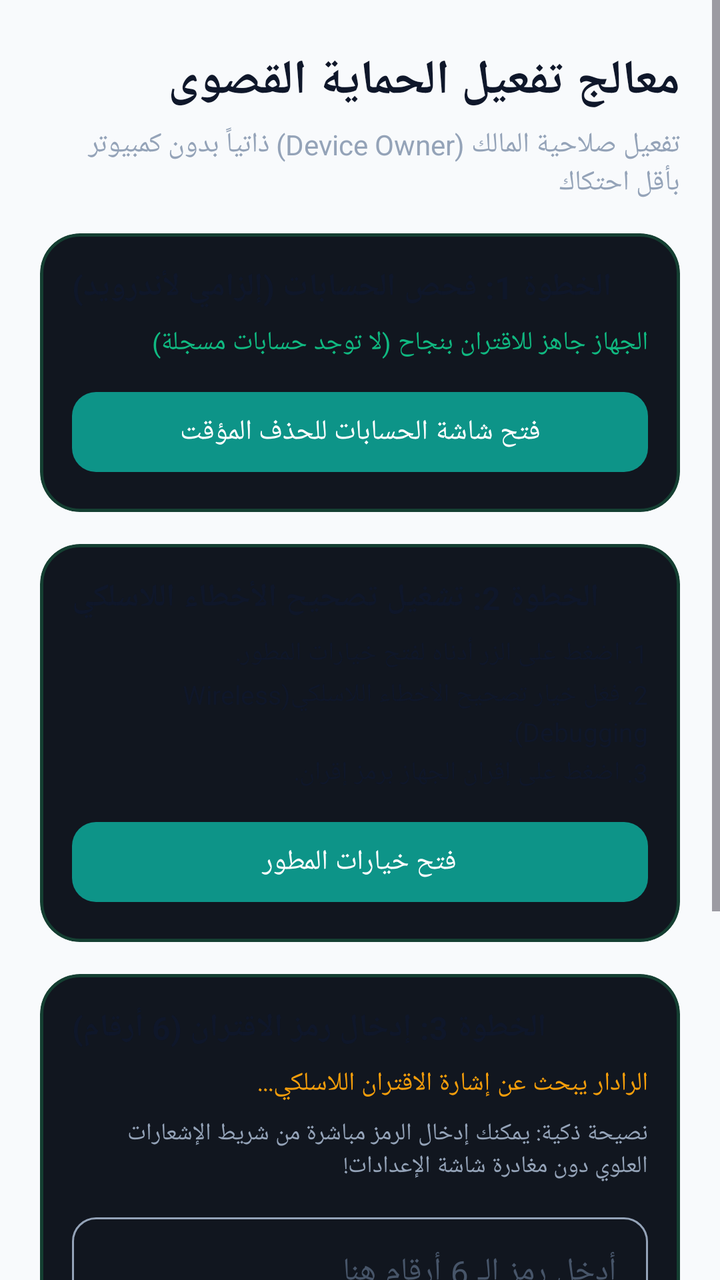
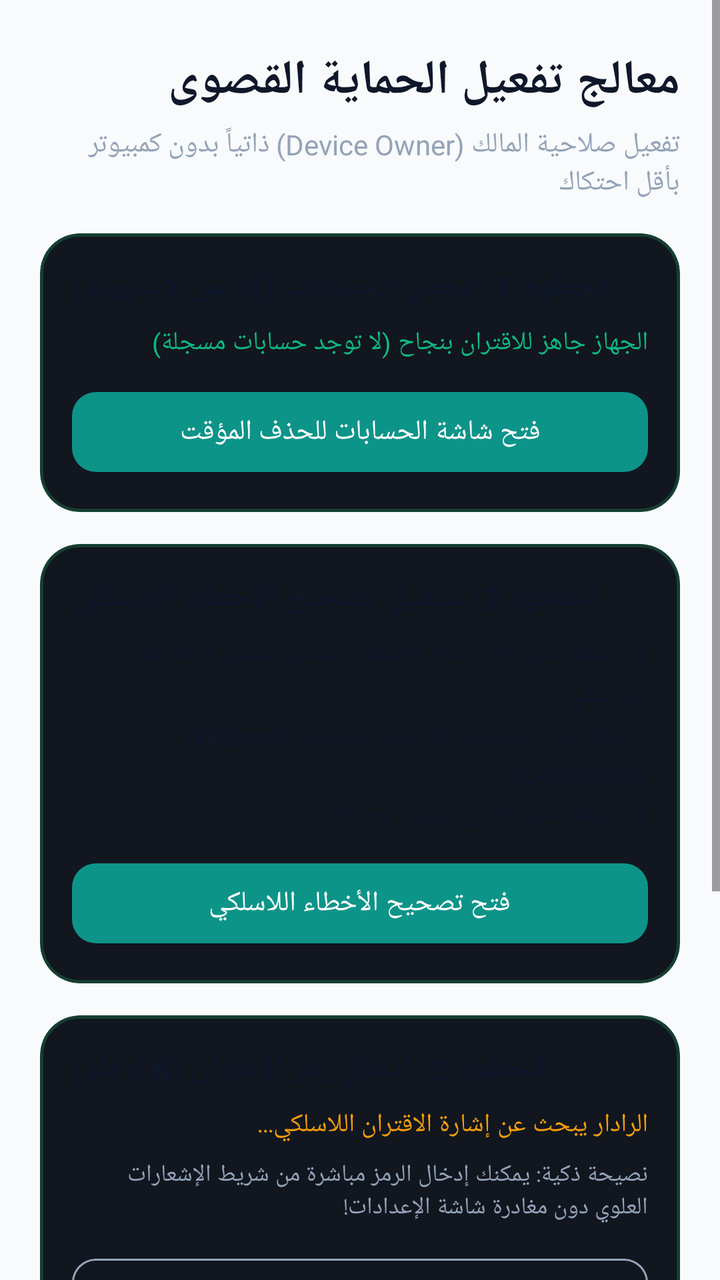

An Android layout rendered at two revisions. The XML below is the earlier revision; the diff shows what the commit changed to produce the second picture.
<!-- AndroidManifest.xml: application theme Theme.Antiporn -->
<!-- res/layout/activity_provisioning_wizard.xml -->
<?xml version="1.0" encoding="utf-8"?>
<ScrollView xmlns:android="http://schemas.android.com/apk/res/android"
    xmlns:app="http://schemas.android.com/apk/res-auto"
    xmlns:tools="http://schemas.android.com/tools"
    android:id="@+id/scrollWizard"
    android:layout_width="match_parent"
    android:layout_height="match_parent"
    android:clipToPadding="false"
    android:fillViewport="true">

    <LinearLayout
        android:layout_width="match_parent"
        android:layout_height="wrap_content"
        android:orientation="vertical"
        android:paddingHorizontal="20dp"
        android:paddingTop="24dp"
        android:paddingBottom="32dp">

        
        <TextView
            android:id="@+id/tvWizardTitle"
            android:layout_width="match_parent"
            android:layout_height="wrap_content"
            android:text="@string/provisioning_wizard_title"
            android:textColor="?attr/colorOnSurface"
            android:textSize="24sp"
            android:textStyle="bold" />

        <TextView
            android:id="@+id/tvWizardSubtitle"
            android:layout_width="match_parent"
            android:layout_height="wrap_content"
            android:layout_marginTop="6dp"
            android:text="@string/provisioning_wizard_subtitle"
            android:textColor="?attr/colorOutline"
            android:textSize="14sp" />

        
        <com.google.android.material.card.MaterialCardView
            android:id="@+id/cardShizuku"
            android:layout_width="match_parent"
            android:layout_height="wrap_content"
            android:layout_marginTop="16dp"
            android:visibility="gone"
            app:cardCornerRadius="20dp"
            app:cardElevation="0dp"
            app:strokeWidth="1.5dp"
            app:strokeColor="@color/status_green"
            app:cardBackgroundColor="@color/status_green_bg">

            <LinearLayout
                android:layout_width="match_parent"
                android:layout_height="wrap_content"
                android:orientation="vertical"
                android:padding="16dp">

                <TextView
                    android:layout_width="wrap_content"
                    android:layout_height="wrap_content"
                    android:text="@string/provisioning_shizuku_title"
                    android:textColor="@color/status_green"
                    android:textSize="16sp"
                    android:textStyle="bold" />

                <TextView
                    android:layout_width="match_parent"
                    android:layout_height="wrap_content"
                    android:layout_marginTop="6dp"
                    android:text="@string/provisioning_shizuku_desc"
                    android:textColor="?attr/colorOnSurface"
                    android:textSize="13sp" />

                <com.google.android.material.button.MaterialButton
                    android:id="@+id/btnShizukuActivate"
                    android:layout_width="match_parent"
                    android:layout_height="wrap_content"
                    android:layout_marginTop="12dp"
                    android:text="@string/provisioning_btn_shizuku_activate"
                    android:textColor="@android:color/white"
                    app:backgroundTint="@color/status_green"
                    app:cornerRadius="12dp" />
            </LinearLayout>
        </com.google.android.material.card.MaterialCardView>

        
        <com.google.android.material.card.MaterialCardView
            android:id="@+id/cardStep1"
            android:layout_width="match_parent"
            android:layout_height="wrap_content"
            android:layout_marginTop="16dp"
            app:cardCornerRadius="20dp"
            app:cardElevation="0dp"
            app:strokeWidth="1.5dp"
            app:strokeColor="@color/shield_hero_stroke"
            app:cardBackgroundColor="@color/shield_hero_bg">

            <LinearLayout
                android:layout_width="match_parent"
                android:layout_height="wrap_content"
                android:orientation="vertical"
                android:padding="16dp">

                <TextView
                    android:id="@+id/tvStep1Title"
                    android:layout_width="wrap_content"
                    android:layout_height="wrap_content"
                    android:text="@string/provisioning_step1_title"
                    android:textColor="?attr/colorOnSurface"
                    android:textSize="16sp"
                    android:textStyle="bold" />

                <TextView
                    android:id="@+id/tvStep1Status"
                    android:layout_width="match_parent"
                    android:layout_height="wrap_content"
                    android:layout_marginTop="8dp"
                    android:text="@string/provisioning_step1_ready"
                    android:textColor="@color/status_green"
                    android:textSize="13sp" />

                <TextView
                    android:id="@+id/tvAccountsList"
                    android:layout_width="match_parent"
                    android:layout_height="wrap_content"
                    android:layout_marginTop="4dp"
                    android:textColor="?attr/colorOutline"
                    android:textSize="12sp"
                    android:visibility="gone" />

                <com.google.android.material.button.MaterialButton
                    android:id="@+id/btnOpenAccounts"
                    android:layout_width="match_parent"
                    android:layout_height="wrap_content"
                    android:layout_marginTop="12dp"
                    android:text="@string/provisioning_btn_open_accounts"
                    app:cornerRadius="12dp" />
            </LinearLayout>
        </com.google.android.material.card.MaterialCardView>

        
        <com.google.android.material.card.MaterialCardView
            android:id="@+id/cardStep2"
            android:layout_width="match_parent"
            android:layout_height="wrap_content"
            android:layout_marginTop="16dp"
            app:cardCornerRadius="20dp"
            app:cardElevation="0dp"
            app:strokeWidth="1.5dp"
            app:strokeColor="@color/shield_hero_stroke"
            app:cardBackgroundColor="@color/shield_hero_bg">

            <LinearLayout
                android:layout_width="match_parent"
                android:layout_height="wrap_content"
                android:orientation="vertical"
                android:padding="16dp">

                <TextView
                    android:layout_width="wrap_content"
                    android:layout_height="wrap_content"
                    android:text="@string/provisioning_step2_title"
                    android:textColor="?attr/colorOnSurface"
                    android:textSize="16sp"
                    android:textStyle="bold" />

                <TextView
                    android:layout_width="match_parent"
                    android:layout_height="wrap_content"
                    android:layout_marginTop="8dp"
                    android:lineSpacingExtra="3dp"
                    android:text="@string/provisioning_step2_desc"
                    android:textColor="?attr/colorOnSurface"
                    android:textSize="13sp" />

                <com.google.android.material.button.MaterialButton
                    android:id="@+id/btnOpenDevOptions"
                    android:layout_width="match_parent"
                    android:layout_height="wrap_content"
                    android:layout_marginTop="12dp"
                    android:text="@string/provisioning_btn_open_dev_options"
                    app:cornerRadius="12dp" />
            </LinearLayout>
        </com.google.android.material.card.MaterialCardView>

        
        <com.google.android.material.card.MaterialCardView
            android:id="@+id/cardStep3"
            android:layout_width="match_parent"
            android:layout_height="wrap_content"
            android:layout_marginTop="16dp"
            app:cardCornerRadius="20dp"
            app:cardElevation="0dp"
            app:strokeWidth="1.5dp"
            app:strokeColor="@color/shield_hero_stroke"
            app:cardBackgroundColor="@color/shield_hero_bg">

            <LinearLayout
                android:layout_width="match_parent"
                android:layout_height="wrap_content"
                android:orientation="vertical"
                android:padding="16dp">

                <TextView
                    android:layout_width="wrap_content"
                    android:layout_height="wrap_content"
                    android:text="@string/provisioning_step3_title"
                    android:textColor="?attr/colorOnSurface"
                    android:textSize="16sp"
                    android:textStyle="bold" />

                <TextView
                    android:id="@+id/tvRadarStatus"
                    android:layout_width="match_parent"
                    android:layout_height="wrap_content"
                    android:layout_marginTop="8dp"
                    android:text="@string/provisioning_radar_waiting"
                    android:textColor="@color/status_orange"
                    android:textSize="13sp" />

                <TextView
                    android:layout_width="match_parent"
                    android:layout_height="wrap_content"
                    android:layout_marginTop="8dp"
                    android:text="@string/provisioning_notification_hint"
                    android:textColor="?attr/colorOutline"
                    android:textSize="12sp" />

                
                <com.google.android.material.textfield.TextInputLayout
                    android:id="@+id/tilPairingCode"
                    android:layout_width="match_parent"
                    android:layout_height="wrap_content"
                    android:layout_marginTop="12dp"
                    app:boxCornerRadiusBottomEnd="12dp"
                    app:boxCornerRadiusBottomStart="12dp"
                    app:boxCornerRadiusTopEnd="12dp"
                    app:boxCornerRadiusTopStart="12dp">

                    <com.google.android.material.textfield.TextInputEditText
                        android:id="@+id/etPairingCode"
                        android:layout_width="match_parent"
                        android:layout_height="wrap_content"
                        android:hint="@string/provisioning_input_hint"
                        android:inputType="number"
                        android:maxLength="6"
                        android:textSize="16sp" />
                </com.google.android.material.textfield.TextInputLayout>

                <com.google.android.material.button.MaterialButton
                    android:id="@+id/btnPairAndActivate"
                    android:layout_width="match_parent"
                    android:layout_height="wrap_content"
                    android:layout_marginTop="12dp"
                    android:enabled="false"
                    android:text="@string/provisioning_btn_pair_and_activate"
                    app:cornerRadius="12dp" />
            </LinearLayout>
        </com.google.android.material.card.MaterialCardView>

        
        <com.google.android.material.card.MaterialCardView
            android:id="@+id/cardOtg"
            android:layout_width="match_parent"
            android:layout_height="wrap_content"
            android:layout_marginTop="16dp"
            app:cardCornerRadius="20dp"
            app:cardElevation="0dp"
            app:strokeWidth="1dp"
            app:strokeColor="?attr/colorOutline"
            app:cardBackgroundColor="@android:color/transparent">

            <LinearLayout
                android:layout_width="match_parent"
                android:layout_height="wrap_content"
                android:orientation="vertical"
                android:padding="16dp">

                <TextView
                    android:layout_width="wrap_content"
                    android:layout_height="wrap_content"
                    android:text="@string/provisioning_otg_title"
                    android:textColor="?attr/colorOnSurface"
                    android:textSize="14sp"
                    android:textStyle="bold" />

                <TextView
                    android:layout_width="match_parent"
                    android:layout_height="wrap_content"
                    android:layout_marginTop="6dp"
                    android:lineSpacingExtra="2dp"
                    android:text="@string/provisioning_otg_desc"
                    android:textColor="?attr/colorOutline"
                    android:textSize="12sp" />
            </LinearLayout>
        </com.google.android.material.card.MaterialCardView>

    </LinearLayout>
</ScrollView>
<!-- resources referenced by this layout -->
<resources>
  <color name="shield_hero_bg">#FF11161F</color>
  <color name="shield_hero_stroke">#3326E07F</color>
  <color name="status_green">#FF10B981</color>
  <color name="status_green_bg">#FFE8FBF3</color>
  <color name="status_orange">#FFF59E0B</color>
  <string name="provisioning_btn_open_accounts">فتح شاشة الحسابات للحذف المؤقت</string>
  <string name="provisioning_btn_open_dev_options">فتح خيارات المطور</string>
  <string name="provisioning_btn_pair_and_activate">تأكيد وتفعيل الحماية القصوى</string>
  <string name="provisioning_btn_shizuku_activate">تفعيل فوري عبر Shizuku</string>
  <string name="provisioning_input_hint">أدخل رمز الـ 6 أرقام هنا</string>
  <string name="provisioning_notification_hint">نصيحة ذكية: يمكنك إدخال الرمز مباشرة من شريط الإشعارات العلوي دون مغادرة شاشة الإعدادات!</string>
  <string name="provisioning_otg_desc">يمكنك توصيل هاتفك بهاتف آخر عبر كابل الشاحن (Type-C to Type-C) وتفعيل الحماية بضغطة واحدة من هاتف الصديق دون الحاجة لشبكة Wi-Fi أو كمبيوتر.</string>
  <string name="provisioning_otg_title">هل تواجه مشكلة أو لا تملك Wi-Fi؟</string>
  <string name="provisioning_radar_waiting">الرادار يبحث عن إشارة الاقتران اللاسلكي...</string>
  <string name="provisioning_shizuku_desc">تم اكتشاف أن تطبيق Shizuku يعمل على هذا الجهاز! يمكنك التفعيل بنقرة واحدة بدون أكواد.</string>
  <string name="provisioning_shizuku_title">مسار Shizuku السريع (نقرة واحدة)</string>
  <string name="provisioning_step1_ready">الجهاز جاهز للاقتران بنجاح (لا توجد حسابات مسجلة)</string>
  <string name="provisioning_step1_title">الخطوة 1: فحص الحسابات (إلزامي لأندرويد)</string>
  <string name="provisioning_step2_desc">1. اضغط على الزر أدناه لفتح خيارات المطور.\n2. فعّل خيار "تصحيح الأخطاء اللاسلكي" (Wireless Debugging).\n3. اضغط على "إقران الجهاز برمز إقران".</string>
  <string name="provisioning_step2_title">الخطوة 2: تشغيل تصحيح الأخطاء اللاسلكي</string>
  <string name="provisioning_step3_title">الخطوة 3: إدخال رمز الاقتران (6 أرقام)</string>
  <string name="provisioning_wizard_subtitle">تفعيل صلاحية المالك (Device Owner) ذاتياً بدون كمبيوتر بأقل احتكاك</string>
  <string name="provisioning_wizard_title">معالج تفعيل الحماية القصوى</string>
  <color name="md_theme_light_primary">#FF0D9488</color>
  <color name="md_theme_light_onPrimary">#FFFFFFFF</color>
  <color name="md_theme_light_primaryContainer">#FFCCFBF1</color>
  <color name="md_theme_light_onPrimaryContainer">#FF115E59</color>
  <color name="md_theme_light_secondary">#FF0284C7</color>
  <color name="md_theme_light_onSecondary">#FFFFFFFF</color>
  <color name="md_theme_light_secondaryContainer">#FFE0F2FE</color>
  <color name="md_theme_light_onSecondaryContainer">#FF0369A1</color>
  <color name="md_theme_light_surface">#FFF8FAFC</color>
  <color name="md_theme_light_onSurface">#FF0F172A</color>
  <color name="md_theme_light_surfaceVariant">#FFE2E8F0</color>
  <color name="md_theme_light_onSurfaceVariant">#FF475569</color>
  <color name="md_theme_light_surfaceContainer">#FFF1F5F9</color>
  <color name="md_theme_light_surfaceContainerHigh">#FFE2E8F0</color>
  <color name="md_theme_light_outline">#FF94A3B8</color>
  <color name="md_theme_light_outlineVariant">#FFE2E8F0</color>
  <!-- unchanged entries left out for length: 1 -->
</resources>

<!-- the commit's change to res/layout/activity_provisioning_wizard.xml (unified diff, before → after) -->
@@ -164,6 +164,7 @@
                     android:textStyle="bold" />
 
                 <TextView
+                    android:id="@+id/tvStep2Desc"
                     android:layout_width="match_parent"
                     android:layout_height="wrap_content"
                     android:layout_marginTop="8dp"
<!-- resource entries referenced after the edit -->
@@ -6,7 +6,7 @@
   <color name="status_green_bg">#FFE8FBF3</color>
   <color name="status_orange">#FFF59E0B</color>
   <string name="provisioning_btn_open_accounts">فتح شاشة الحسابات للحذف المؤقت</string>
-  <string name="provisioning_btn_open_dev_options">فتح خيارات المطور</string>
+  <string name="provisioning_btn_open_dev_options">فتح تصحيح الأخطاء اللاسلكي</string>
   <string name="provisioning_btn_pair_and_activate">تأكيد وتفعيل الحماية القصوى</string>
   <string name="provisioning_btn_shizuku_activate">تفعيل فوري عبر Shizuku</string>
   <string name="provisioning_input_hint">أدخل رمز الـ 6 أرقام هنا</string>
@@ -18,7 +18,7 @@
   <string name="provisioning_shizuku_title">مسار Shizuku السريع (نقرة واحدة)</string>
   <string name="provisioning_step1_ready">الجهاز جاهز للاقتران بنجاح (لا توجد حسابات مسجلة)</string>
   <string name="provisioning_step1_title">الخطوة 1: فحص الحسابات (إلزامي لأندرويد)</string>
-  <string name="provisioning_step2_desc">1. اضغط على الزر أدناه لفتح خيارات المطور.\n2. فعّل خيار "تصحيح الأخطاء اللاسلكي" (Wireless Debugging).\n3. اضغط على "إقران الجهاز برمز إقران".</string>
+  <string name="provisioning_step2_desc">1. اضغط على الزر أدناه للانتقال المباشر لتصحيح الأخطاء اللاسلكي.\n2. فعّل خيار "تصحيح الأخطاء اللاسلكي" (Wireless Debugging).\n3. اضغط على "إقران الجهاز برمز إقران".</string>
   <string name="provisioning_step2_title">الخطوة 2: تشغيل تصحيح الأخطاء اللاسلكي</string>
   <string name="provisioning_step3_title">الخطوة 3: إدخال رمز الاقتران (6 أرقام)</string>
   <string name="provisioning_wizard_subtitle">تفعيل صلاحية المالك (Device Owner) ذاتياً بدون كمبيوتر بأقل احتكاك</string>
